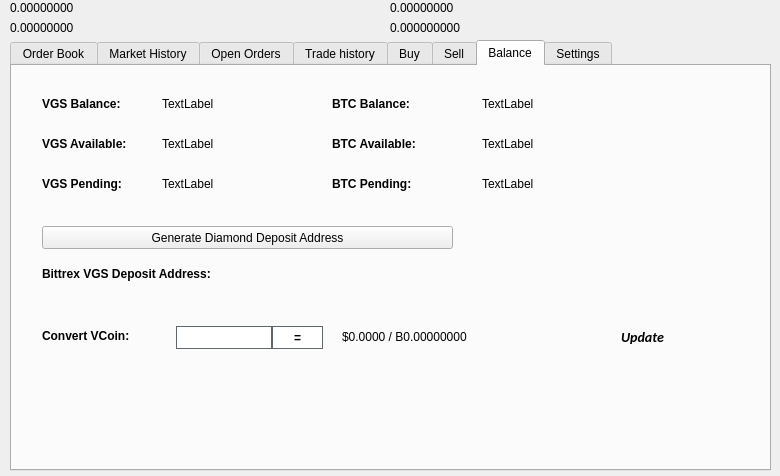
LIMXTEC/LasVegasCoin2, file src/qt/forms/tradingdialog.ui: the form before one commit.
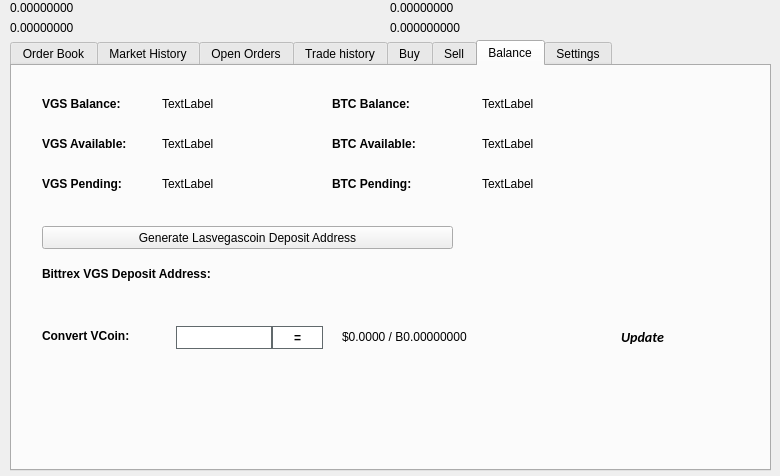
The form after the commit. The open tabs and pages were chosen to show the change. Icons and pictures are not drawn.

```diff
--- a/src/qt/forms/tradingdialog.ui
+++ b/src/qt/forms/tradingdialog.ui
@@ -2941,7 +2941,7 @@
       </rect>
      </property>
      <property name="text">
-      <string>Generate Diamond Deposit Address</string>
+      <string>Generate Lasvegascoin Deposit Address</string>
      </property>
      <property name="icon">
       <iconset resource="../lasvegascoin.qrc">
```
Left out of the diff: 2 changed lines with no effect on the pictures.
